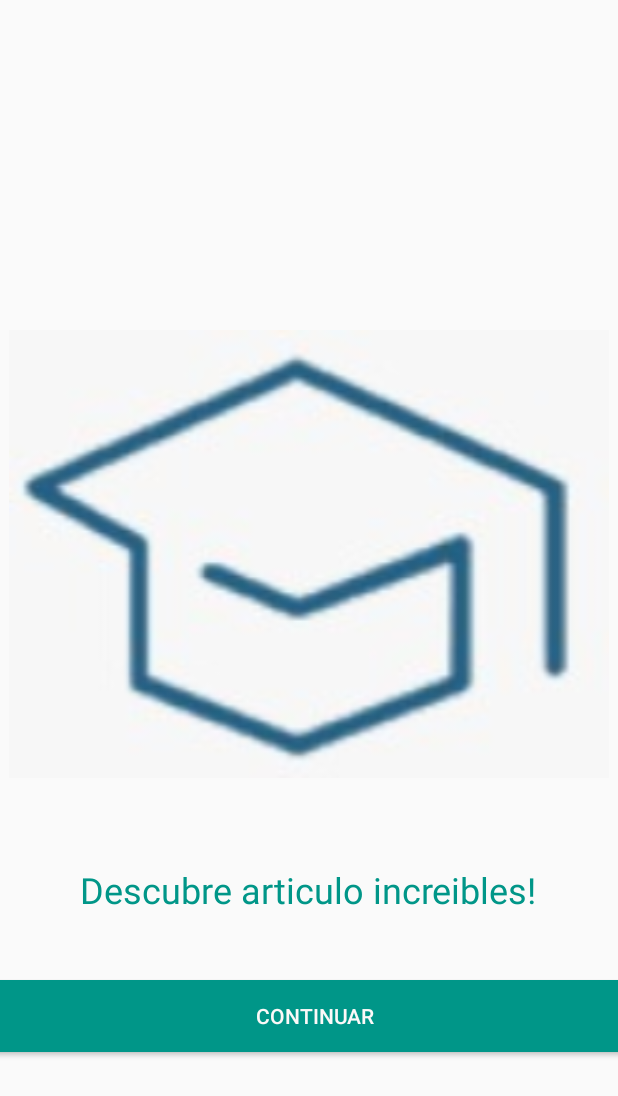
After one commit to Aguilerimon/SearchityApp, an Android app: the ActividadPreregistro screen opened directly, with no data from a screen before it, on a phone screen of 412 x 824 dp. The commit adds this screen. Shown: the top 1096 px of the screen. Run offline under Robolectric (Android 15) with nearby library versions, the phone set to English and light mode, and no system bars.

Commit message:
Actividad de Preregistro, relacion entre actividades, diseño de actividades e iconos de la aplicacion

```diff
--- a/app/src/main/AndroidManifest.xml
+++ b/app/src/main/AndroidManifest.xml
@@ -8,7 +8,8 @@
         android:label="@string/app_name"
         android:roundIcon="@mipmap/ic_launcher_round"
         android:supportsRtl="true"
-        android:theme="@style/AppTheme">
+        android:theme="@style/Theme.AppCompat.Light.NoActionBar">
+        <activity android:name=".ActividadPreregistro"></activity>
         <activity android:name=".MainActivity">
             <intent-filter>
                 <action android:name="android.intent.action.MAIN" />
--- /dev/null
+++ b/app/src/main/java/com/example/searchityapp/ActividadPreregistro.java
@@ -0,0 +1,14 @@
+package com.example.searchityapp;
+
+import androidx.appcompat.app.AppCompatActivity;
+
+import android.os.Bundle;
+
+public class ActividadPreregistro extends AppCompatActivity {
+
+    @Override
+    protected void onCreate(Bundle savedInstanceState) {
+        super.onCreate(savedInstanceState);
+        setContentView(R.layout.activity_actividad_preregistro);
+    }
+}
--- /dev/null
+++ b/app/src/main/res/layout/activity_actividad_preregistro.xml
@@ -0,0 +1,76 @@
+<?xml version="1.0" encoding="utf-8"?>
+<androidx.constraintlayout.widget.ConstraintLayout xmlns:android="http://schemas.android.com/apk/res/android"
+    xmlns:app="http://schemas.android.com/apk/res-auto"
+    xmlns:tools="http://schemas.android.com/tools"
+    android:layout_width="match_parent"
+    android:layout_height="match_parent"
+    tools:context=".ActividadPreregistro">
+
+    <TextView
+        android:id="@+id/textView"
+        android:layout_width="wrap_content"
+        android:layout_height="wrap_content"
+        android:layout_marginStart="55dp"
+        android:layout_marginLeft="55dp"
+        android:layout_marginTop="7dp"
+        android:layout_marginEnd="56dp"
+        android:layout_marginRight="56dp"
+        android:text="Descubre articulo increibles!"
+        android:textColor="#009688"
+        android:textSize="24sp"
+        app:layout_constraintEnd_toEndOf="parent"
+        app:layout_constraintStart_toStartOf="parent"
+        app:layout_constraintTop_toBottomOf="@+id/imageView2" />
+
+    <ImageView
+        android:id="@+id/imageView2"
+        android:layout_width="600px"
+        android:layout_height="600px"
+        android:layout_marginStart="91dp"
+        android:layout_marginLeft="91dp"
+        android:layout_marginTop="169dp"
+        android:layout_marginEnd="91dp"
+        android:layout_marginRight="91dp"
+        app:layout_constraintEnd_toEndOf="parent"
+        app:layout_constraintStart_toStartOf="parent"
+        app:layout_constraintTop_toTopOf="parent"
+        app:srcCompat="@drawable/iconosombrero" />
+
+    <Button
+        android:id="@+id/button"
+        android:layout_width="700px"
+        android:layout_height="wrap_content"
+        android:layout_marginStart="159dp"
+        android:layout_marginLeft="159dp"
+        android:layout_marginTop="44dp"
+        android:layout_marginEnd="164dp"
+        android:layout_marginRight="164dp"
+        android:background="#009688"
+        android:text="Continuar"
+        android:textColor="#FCF9F8"
+        app:layout_constraintEnd_toEndOf="parent"
+        app:layout_constraintHorizontal_bias="0.486"
+        app:layout_constraintStart_toStartOf="parent"
+        app:layout_constraintTop_toBottomOf="@+id/textView" />
+
+    <Button
+        android:id="@+id/button4"
+        android:layout_width="700px"
+        android:layout_height="wrap_content"
+        android:layout_marginStart="157dp"
+        android:layout_marginLeft="157dp"
+        android:layout_marginTop="22dp"
+        android:layout_marginEnd="166dp"
+        android:layout_marginRight="166dp"
+        android:layout_marginBottom="132dp"
+        android:background="#009688"
+        android:text="Registrate"
+        android:textColor="#FFFDFD"
+        app:layout_constraintBottom_toBottomOf="parent"
+        app:layout_constraintEnd_toEndOf="parent"
+        app:layout_constraintHorizontal_bias="0.474"
+        app:layout_constraintStart_toStartOf="parent"
+        app:layout_constraintTop_toBottomOf="@+id/button"
+        app:layout_constraintVertical_bias="0.0" />
+
+</androidx.constraintlayout.widget.ConstraintLayout>
```
Also changed, not shown: app/src/main/java/com/example/searchityapp/MainActivity.java (+9 -0 lines), app/src/main/res/layout/activity_main.xml (+31 -18 lines), app/src/main/res/drawable/iconosombrero.jpeg (added), app/src/main/res/drawable/logo.jpeg (added).
